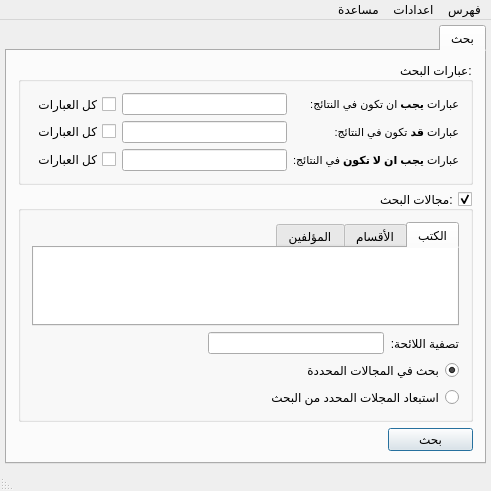
First picture: the form in mainwindow.ui, repository boussouira/albahhet, before the edit.
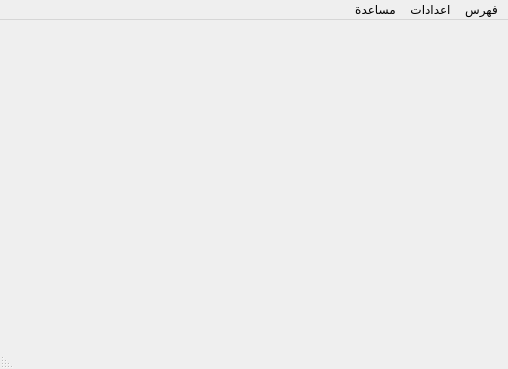
Second picture: the form after the edit. Icons and pictures are not drawn. Custom widgets are drawn as their Qt base class.

What changed in the file:
```diff
--- a/mainwindow.ui
+++ b/mainwindow.ui
@@ -6,8 +6,8 @@
    <rect>
     <x>0</x>
     <y>0</y>
-    <width>491</width>
-    <height>491</height>
+    <width>508</width>
+    <height>369</height>
    </rect>
   </property>
   <property name="windowTitle">
@@ -31,318 +31,6 @@
     <property name="margin">
      <number>5</number>
     </property>
-    <item>
-     <widget class="QTabWidget" name="tabWidget">
-      <property name="autoFillBackground">
-       <bool>true</bool>
-      </property>
-      <property name="currentIndex">
-       <number>0</number>
-      </property>
-      <property name="iconSize">
-       <size>
-        <width>22</width>
-        <height>16</height>
-       </size>
-      </property>
-      <widget class="QWidget" name="searchTab">
-       <attribute name="icon">
-        <iconset resource="resources.qrc">
-         <normaloff>:/bin/data/images/find.png</normaloff>:/bin/data/images/find.png</iconset>
-       </attribute>
-       <attribute name="title">
-        <string>بحث</string>
-       </attribute>
-       <layout class="QVBoxLayout" name="verticalLayout_3">
-        <item>
-         <widget class="QGroupBox" name="groupBox">
-          <property name="title">
-           <string>عبارات البحث:</string>
-          </property>
-          <layout class="QVBoxLayout" name="verticalLayout_2">
-           <item>
-            <layout class="QGridLayout" name="gridLayout">
-             <item row="0" column="0">
-              <widget class="QLabel" name="label">
-               <property name="text">
-                <string>&lt;!DOCTYPE HTML PUBLIC &quot;-//W3C//DTD HTML 4.0//EN&quot; &quot;http://www.w3.org/TR/REC-html40/strict.dtd&quot;&gt;
-&lt;html&gt;&lt;head&gt;&lt;meta name=&quot;qrichtext&quot; content=&quot;1&quot; /&gt;&lt;style type=&quot;text/css&quot;&gt;
-p, li { white-space: pre-wrap; }
-&lt;/style&gt;&lt;/head&gt;&lt;body style=&quot; font-family:'MS Shell Dlg 2'; font-size:8.25pt; font-weight:400; font-style:normal;&quot;&gt;
-&lt;p dir='rtl' style=&quot; margin-top:0px; margin-bottom:0px; margin-left:0px; margin-right:0px; -qt-block-indent:0; text-indent:0px;&quot;&gt;&lt;span style=&quot; font-size:8pt;&quot;&gt;عبارات &lt;/span&gt;&lt;span style=&quot; font-size:8pt; font-weight:600;&quot;&gt;يجب&lt;/span&gt;&lt;span style=&quot; font-size:8pt;&quot;&gt; ان تكون في النتائج:&lt;/span&gt;&lt;/p&gt;&lt;/body&gt;&lt;/html&gt;</string>
-               </property>
-              </widget>
-             </item>
-             <item row="0" column="2">
-              <widget class="QCheckBox" name="checkQueryMust">
-               <property name="sizePolicy">
-                <sizepolicy hsizetype="Minimum" vsizetype="Preferred">
-                 <horstretch>0</horstretch>
-                 <verstretch>0</verstretch>
-                </sizepolicy>
-               </property>
-               <property name="text">
-                <string>كل العبارات</string>
-               </property>
-              </widget>
-             </item>
-             <item row="1" column="0">
-              <widget class="QLabel" name="label_2">
-               <property name="text">
-                <string>&lt;!DOCTYPE HTML PUBLIC &quot;-//W3C//DTD HTML 4.0//EN&quot; &quot;http://www.w3.org/TR/REC-html40/strict.dtd&quot;&gt;
-&lt;html&gt;&lt;head&gt;&lt;meta name=&quot;qrichtext&quot; content=&quot;1&quot; /&gt;&lt;style type=&quot;text/css&quot;&gt;
-p, li { white-space: pre-wrap; }
-&lt;/style&gt;&lt;/head&gt;&lt;body style=&quot; font-family:'MS Shell Dlg 2'; font-size:8.25pt; font-weight:400; font-style:normal;&quot;&gt;
-&lt;p dir='rtl' style=&quot; margin-top:0px; margin-bottom:0px; margin-left:0px; margin-right:0px; -qt-block-indent:0; text-indent:0px;&quot;&gt;&lt;span style=&quot; font-size:8pt;&quot;&gt;عبارات &lt;/span&gt;&lt;span style=&quot; font-size:8pt; font-weight:600;&quot;&gt;قد&lt;/span&gt;&lt;span style=&quot; font-size:8pt;&quot;&gt; تكون في النتائج:&lt;/span&gt;&lt;/p&gt;&lt;/body&gt;&lt;/html&gt;</string>
-               </property>
-              </widget>
-             </item>
-             <item row="2" column="0">
-              <widget class="QLabel" name="label_3">
-               <property name="text">
-                <string>&lt;!DOCTYPE HTML PUBLIC &quot;-//W3C//DTD HTML 4.0//EN&quot; &quot;http://www.w3.org/TR/REC-html40/strict.dtd&quot;&gt;
-&lt;html&gt;&lt;head&gt;&lt;meta name=&quot;qrichtext&quot; content=&quot;1&quot; /&gt;&lt;style type=&quot;text/css&quot;&gt;
-p, li { white-space: pre-wrap; }
-&lt;/style&gt;&lt;/head&gt;&lt;body style=&quot; font-family:'MS Shell Dlg 2'; font-size:8.25pt; font-weight:400; font-style:normal;&quot;&gt;
-&lt;p dir='rtl' style=&quot; margin-top:0px; margin-bottom:0px; margin-left:0px; margin-right:0px; -qt-block-indent:0; text-indent:0px;&quot;&gt;&lt;span style=&quot; font-size:8pt;&quot;&gt;عبارات&lt;/span&gt;&lt;span style=&quot; font-size:8pt; font-weight:600;&quot;&gt; يجب ان لا تكون&lt;/span&gt;&lt;span style=&quot; font-size:8pt;&quot;&gt; في النتائج:&lt;/span&gt;&lt;/p&gt;&lt;/body&gt;&lt;/html&gt;</string>
-               </property>
-              </widget>
-             </item>
-             <item row="2" column="1">
-              <widget class="FancyLineEdit" name="lineQueryShouldNot">
-               <property name="pixmap" stdset="0">
-                <pixmap resource="resources.qrc">:/bin/data/images/clear.png</pixmap>
-               </property>
-              </widget>
-             </item>
-             <item row="2" column="2">
-              <widget class="QCheckBox" name="checkQueryShouldNot">
-               <property name="text">
-                <string>كل العبارات</string>
-               </property>
-              </widget>
-             </item>
-             <item row="0" column="1">
-              <widget class="FancyLineEdit" name="lineQueryMust">
-               <property name="sizePolicy">
-                <sizepolicy hsizetype="Preferred" vsizetype="Minimum">
-                 <horstretch>0</horstretch>
-                 <verstretch>0</verstretch>
-                </sizepolicy>
-               </property>
-               <property name="pixmap" stdset="0">
-                <pixmap resource="resources.qrc">:/bin/data/images/clear.png</pixmap>
-               </property>
-               <property name="extraPadding" stdset="0">
-                <bool>false</bool>
-               </property>
-              </widget>
-             </item>
-             <item row="1" column="2">
-              <widget class="QCheckBox" name="checkQueryShould">
-               <property name="text">
-                <string>كل العبارات</string>
-               </property>
-              </widget>
-             </item>
-             <item row="1" column="1">
-              <widget class="FancyLineEdit" name="lineQueryShould">
-               <property name="pixmap" stdset="0">
-                <pixmap resource="resources.qrc">:/bin/data/images/clear.png</pixmap>
-               </property>
-              </widget>
-             </item>
-            </layout>
-           </item>
-          </layout>
-         </widget>
-        </item>
-        <item>
-         <widget class="QGroupBox" name="groupBoxFilter">
-          <property name="title">
-           <string>مجالات البحث:</string>
-          </property>
-          <property name="checkable">
-           <bool>true</bool>
-          </property>
-          <property name="checked">
-           <bool>true</bool>
-          </property>
-          <layout class="QVBoxLayout" name="verticalLayout">
-           <item>
-            <widget class="QTabWidget" name="tabWidgetFilter">
-             <property name="tabShape">
-              <enum>QTabWidget::Rounded</enum>
-             </property>
-             <property name="currentIndex">
-              <number>0</number>
-             </property>
-             <widget class="QWidget" name="tab">
-              <attribute name="title">
-               <string>الكتب</string>
-              </attribute>
-              <layout class="QVBoxLayout" name="verticalLayout_4">
-               <property name="spacing">
-                <number>0</number>
-               </property>
-               <property name="margin">
-                <number>0</number>
-               </property>
-               <item>
-                <widget class="QTreeView" name="treeViewBooks">
-                 <property name="frameShape">
-                  <enum>QFrame::NoFrame</enum>
-                 </property>
-                 <property name="editTriggers">
-                  <set>QAbstractItemView::NoEditTriggers</set>
-                 </property>
-                 <property name="rootIsDecorated">
-                  <bool>false</bool>
-                 </property>
-                 <property name="headerHidden">
-                  <bool>true</bool>
-                 </property>
-                </widget>
-               </item>
-              </layout>
-             </widget>
-             <widget class="QWidget" name="tab_2">
-              <attribute name="title">
-               <string>الأقسام</string>
-              </attribute>
-              <layout class="QVBoxLayout" name="verticalLayout_5">
-               <property name="margin">
-                <number>0</number>
-               </property>
-               <item>
-                <widget class="QTreeView" name="treeViewCats">
-                 <property name="frameShape">
-                  <enum>QFrame::NoFrame</enum>
-                 </property>
-                 <property name="editTriggers">
-                  <set>QAbstractItemView::NoEditTriggers</set>
-                 </property>
-                 <property name="rootIsDecorated">
-                  <bool>false</bool>
-                 </property>
-                 <property name="headerHidden">
-                  <bool>true</bool>
-                 </property>
-                </widget>
-               </item>
-              </layout>
-             </widget>
-             <widget class="QWidget" name="tab_3">
-              <attribute name="title">
-               <string>المؤلفين</string>
-              </attribute>
-              <layout class="QVBoxLayout" name="verticalLayout_6">
-               <property name="spacing">
-                <number>0</number>
-               </property>
-               <property name="margin">
-                <number>0</number>
-               </property>
-               <item>
-                <widget class="QTreeView" name="treeViewAuthors">
-                 <property name="frameShape">
-                  <enum>QFrame::NoFrame</enum>
-                 </property>
-                 <property name="editTriggers">
-                  <set>QAbstractItemView::NoEditTriggers</set>
-                 </property>
-                 <property name="rootIsDecorated">
-                  <bool>false</bool>
-                 </property>
-                 <property name="headerHidden">
-                  <bool>true</bool>
-                 </property>
-                </widget>
-               </item>
-              </layout>
-             </widget>
-            </widget>
-           </item>
-           <item>
-            <layout class="QHBoxLayout" name="horizontalLayout">
-             <item>
-              <widget class="QLabel" name="label_4">
-               <property name="text">
-                <string>تصفية اللائحة:</string>
-               </property>
-              </widget>
-             </item>
-             <item>
-              <widget class="FancyLineEdit" name="lineFilter">
-               <property name="pixmap" stdset="0">
-                <pixmap resource="resources.qrc">:/bin/data/images/magnifier.png</pixmap>
-               </property>
-               <property name="extraPadding" stdset="0">
-                <bool>true</bool>
-               </property>
-              </widget>
-             </item>
-             <item>
-              <spacer name="horizontalSpacer">
-               <property name="orientation">
-                <enum>Qt::Horizontal</enum>
-               </property>
-               <property name="sizeHint" stdset="0">
-                <size>
-                 <width>40</width>
-                 <height>20</height>
-                </size>
-               </property>
-              </spacer>
-             </item>
-            </layout>
-           </item>
-           <item>
-            <widget class="QRadioButton" name="radioRequired">
-             <property name="text">
-              <string>بحث في المجالات المحددة</string>
-             </property>
-             <property name="checked">
-              <bool>true</bool>
-             </property>
-            </widget>
-           </item>
-           <item>
-            <widget class="QRadioButton" name="radioProhibited">
-             <property name="text">
-              <string>استبعاد المجلات المحدد من البحث</string>
-             </property>
-            </widget>
-           </item>
-          </layout>
-         </widget>
-        </item>
-        <item>
-         <widget class="QPushButton" name="pushSearch">
-          <property name="sizePolicy">
-           <sizepolicy hsizetype="Minimum" vsizetype="Minimum">
-            <horstretch>0</horstretch>
-            <verstretch>0</verstretch>
-           </sizepolicy>
-          </property>
-          <property name="maximumSize">
-           <size>
-            <width>85</width>
-            <height>27</height>
-           </size>
-          </property>
-          <property name="text">
-           <string>بحث</string>
-          </property>
-          <property name="default">
-           <bool>true</bool>
-          </property>
-         </widget>
-        </item>
-       </layout>
-      </widget>
-     </widget>
-    </item>
    </layout>
   </widget>
   <widget class="QStatusBar" name="statusBar"/>
@@ -351,7 +39,7 @@
     <rect>
      <x>0</x>
      <y>0</y>
-     <width>491</width>
+     <width>508</width>
      <height>20</height>
     </rect>
    </property>
@@ -419,30 +107,6 @@
   </action>
  </widget>
  <layoutdefault spacing="6" margin="11"/>
- <customwidgets>
-  <customwidget>
-   <class>FancyLineEdit</class>
-   <extends>QLineEdit</extends>
-   <header>fancylineedit.h</header>
-  </customwidget>
- </customwidgets>
- <tabstops>
-  <tabstop>tabWidget</tabstop>
-  <tabstop>lineQueryMust</tabstop>
-  <tabstop>checkQueryMust</tabstop>
-  <tabstop>lineQueryShould</tabstop>
-  <tabstop>checkQueryShould</tabstop>
-  <tabstop>lineQueryShouldNot</tabstop>
-  <tabstop>checkQueryShouldNot</tabstop>
-  <tabstop>groupBoxFilter</tabstop>
-  <tabstop>tabWidgetFilter</tabstop>
-  <tabstop>treeViewBooks</tabstop>
-  <tabstop>radioRequired</tabstop>
-  <tabstop>radioProhibited</tabstop>
-  <tabstop>pushSearch</tabstop>
-  <tabstop>treeViewCats</tabstop>
-  <tabstop>treeViewAuthors</tabstop>
- </tabstops>
  <resources>
   <include location="resources.qrc"/>
  </resources>
```
